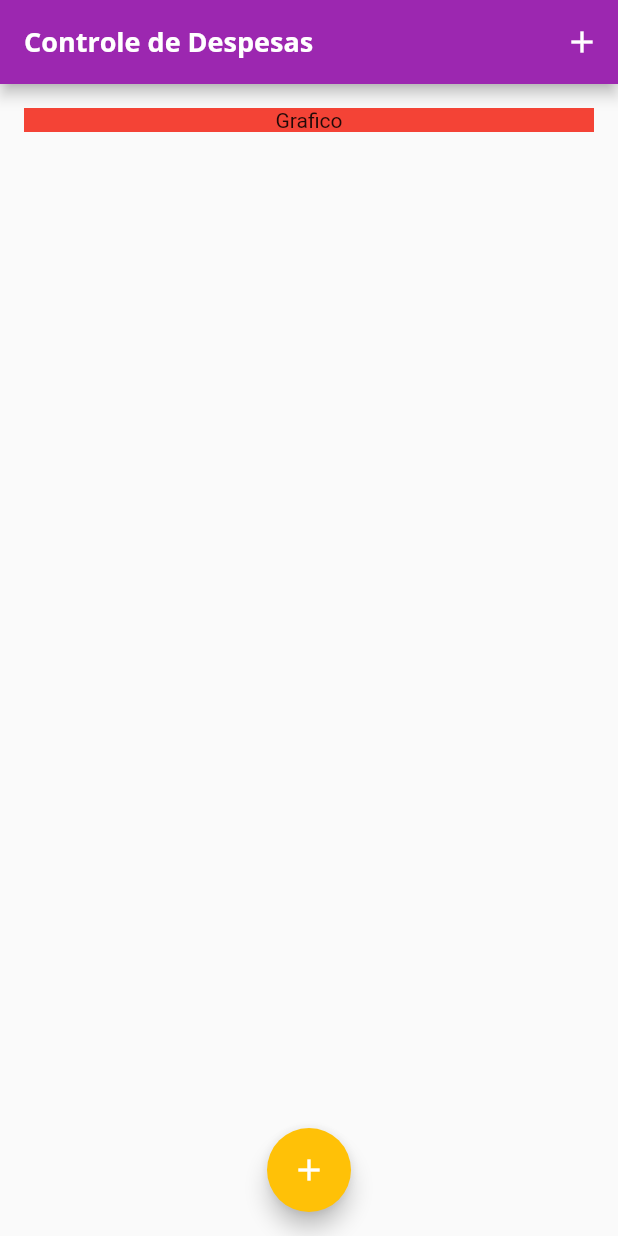
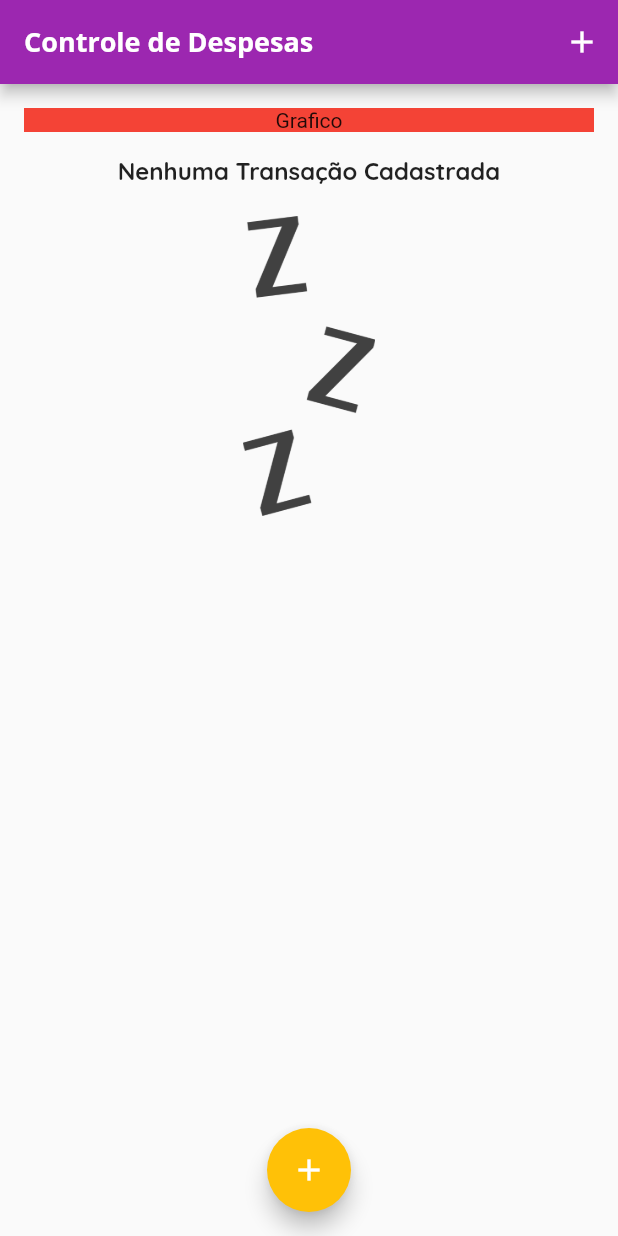
Before and after one commit to GuilhermePalma/Control_Expenses, a Flutter app: the screen it shows after launch, on a phone screen of 412 x 824 dp. Run offline on Flutter 3.47's test engine with Material 2 defaults, Android fonts, the phone set to English and light mode, and no system bars.

Commit message:
Feature: Custom Image for Empty List Transaction

```diff
--- a/lib/components/transaction_list.dart
+++ b/lib/components/transaction_list.dart
@@ -11,7 +11,24 @@ class TransactionList extends StatelessWidget {
   Widget build(BuildContext context) {
     return SizedBox(
       height: 500,
-      child: ListView.builder(
+      child: transactiontions.isEmpty
+          ? Column(
+              children: <Widget>[
+                Text(
+                  "Nenhuma Transação Cadastrada",
+                  style: Theme.of(context).textTheme.headline6,
+                ),
+                Container(
+                  margin: const EdgeInsets.only(top: 20),
+                  height: 200,
+                  child: Image.asset(
+                    "assets/images/waiting.png",
+                    fit: BoxFit.cover,
+                  ),
+                ),
+              ],
+            )
+          : ListView.builder(
               itemCount: transactiontions.length,
               itemBuilder: (contex, index) {
                 final tran = transactiontions[index];
--- a/pubspec.yaml
+++ b/pubspec.yaml
@@ -59,9 +59,8 @@ flutter:
   uses-material-design: true
 
   # To add assets to your application, add an assets section, like this:
-  # assets:
-  #   - images/a_dot_burr.jpeg
-  #   - images/a_dot_ham.jpeg
+  assets:
+    - assets/images/waiting.png
 
   # An image asset can refer to one or more resolution-specific "variants", see
   # https://flutter.dev/assets-and-images/#resolution-aware.
```
Also changed, not shown: assets/images/waiting.png (added). Lines whose indentation alone changed are shown as unchanged.
